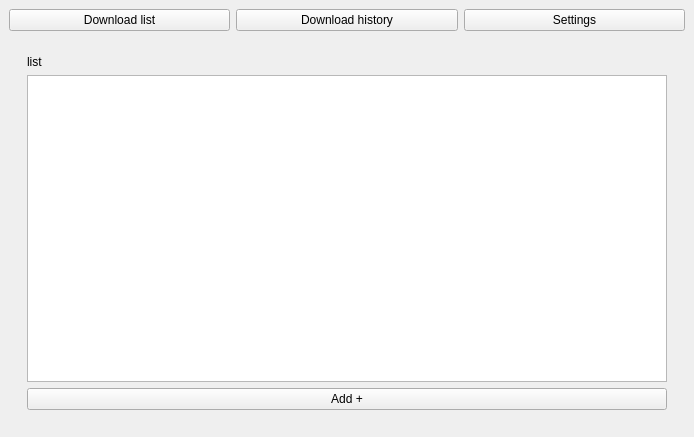
Qt form mainwindow.ui (thenaserov/simploader) before a commit.
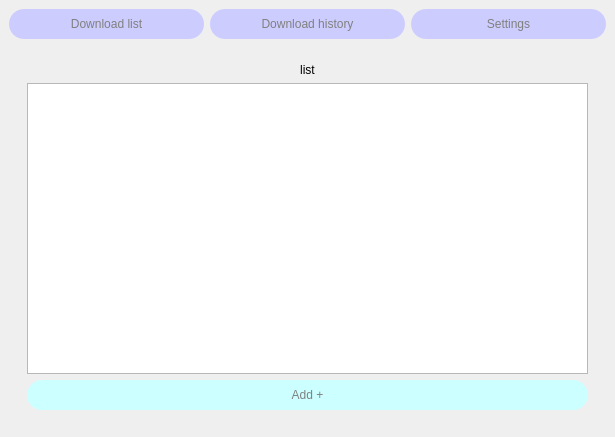
The same form after that commit. The open tabs and pages were chosen to show the change.

Diff of the .ui file:
```diff
--- a/mainwindow.ui
+++ b/mainwindow.ui
@@ -6,7 +6,7 @@
    <rect>
     <x>0</x>
     <y>0</y>
-    <width>694</width>
+    <width>615</width>
     <height>437</height>
    </rect>
   </property>
@@ -152,6 +152,9 @@
              <property name="text">
               <string>list</string>
              </property>
+             <property name="alignment">
+              <set>Qt::AlignmentFlag::AlignCenter</set>
+             </property>
             </widget>
            </item>
            <item>
@@ -159,6 +162,17 @@
            </item>
            <item>
             <widget class="QPushButton" name="pbAddDownload">
+             <property name="minimumSize">
+              <size>
+               <width>100</width>
+               <height>30</height>
+              </size>
+             </property>
+             <property name="styleSheet">
+              <string notr="true">border-radius: 15px;
+color:grey;
+background-color:#ccffff;</string>
+             </property>
              <property name="text">
               <string>Add +</string>
              </property>
@@ -173,6 +187,17 @@
     </item>
     <item row="0" column="1">
      <widget class="QPushButton" name="pbDownloadHistory">
+      <property name="minimumSize">
+       <size>
+        <width>100</width>
+        <height>30</height>
+       </size>
+      </property>
+      <property name="styleSheet">
+       <string notr="true">border-radius: 15px;
+color:grey;
+background-color:#ccccff;</string>
+      </property>
       <property name="text">
        <string>Download history</string>
       </property>
@@ -180,6 +205,17 @@
     </item>
     <item row="0" column="0">
      <widget class="QPushButton" name="pbDownloadList">
+      <property name="minimumSize">
+       <size>
+        <width>100</width>
+        <height>30</height>
+       </size>
+      </property>
+      <property name="styleSheet">
+       <string notr="true">border-radius: 15px;
+color:grey;
+background-color:#ccccff;</string>
+      </property>
       <property name="text">
        <string>Download list</string>
       </property>
@@ -187,6 +223,17 @@
     </item>
     <item row="0" column="2">
      <widget class="QPushButton" name="pbSettings">
+      <property name="minimumSize">
+       <size>
+        <width>100</width>
+        <height>30</height>
+       </size>
+      </property>
+      <property name="styleSheet">
+       <string notr="true">border-radius: 15px;
+color:grey;
+background-color:#ccccff;</string>
+      </property>
       <property name="text">
        <string>Settings</string>
       </property>
```
Left out of the diff: 27 changed lines with no effect on the pictures.
